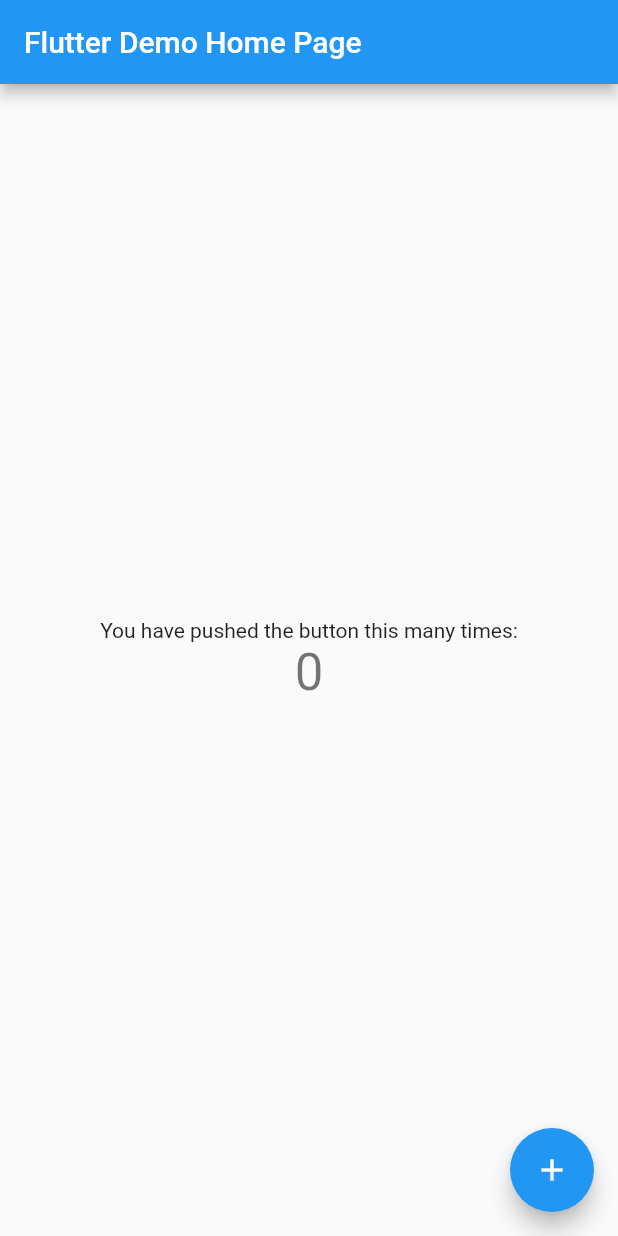
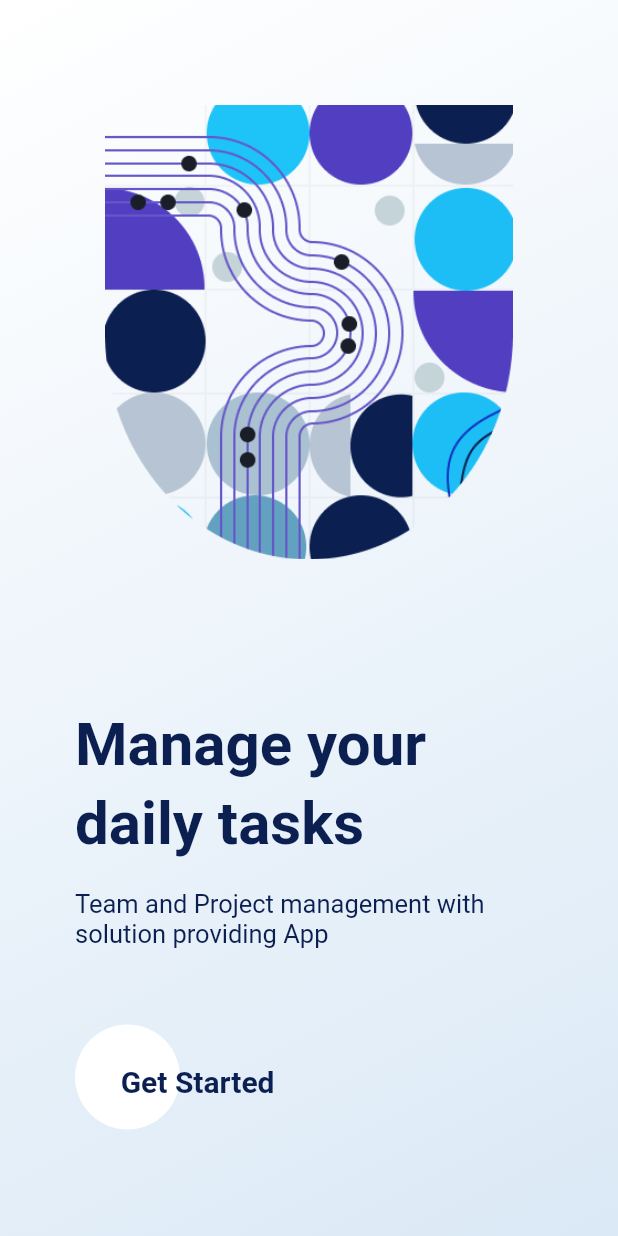
Before and after one commit to MajasCore/third_practice, a Flutter app: the first screen one second after launch, on a phone screen of 412 x 824 dp. Run offline on Flutter 3.47's test engine with Material 2 defaults, Android fonts, the phone set to English and light mode, and no system bars.

Commit message:
created splash screen

```diff
--- a/lib/main.dart
+++ b/lib/main.dart
@@ -1,4 +1,5 @@
 import 'package:flutter/material.dart';
+import 'package:task_manager_app/splash.dart';
 
 void main() {
   runApp(const MyApp());
@@ -12,18 +13,9 @@ class MyApp extends StatelessWidget {
     return MaterialApp(
       title: 'Flutter Demo',
       theme: ThemeData(
-        // This is the theme of your application.
-        //
-        // Try running your application with "flutter run". You'll see the
-        // application has a blue toolbar. Then, without quitting the app, try
-        // changing the primarySwatch below to Colors.green and then invoke
-        // "hot reload" (press "r" in the console where you ran "flutter run",
-        // or simply save your changes to "hot reload" in a Flutter IDE).
-        // Notice that the counter didn't reset back to zero; the application
-        // is not restarted.
         primarySwatch: Colors.blue,
       ),
-      home: const MyHomePage(title: 'Flutter Demo Home Page'),
+      home: Splash(),
     );
   }
 }
@@ -31,14 +23,6 @@ class MyApp extends StatelessWidget {
 class MyHomePage extends StatefulWidget {
   const MyHomePage({Key? key, required this.title}) : super(key: key);
 
-  // This widget is the home page of your application. It is stateful, meaning
-  // that it has a State object (defined below) that contains fields that affect
-  // how it looks.
-
-  // This class is the configuration for the state. It holds the values (in this
-  // case the title) provided by the parent (in this case the App widget) and
-  // used by the build method of the State. Fields in a Widget subclass are
-  // always marked "final".
 
   final String title;
 
@@ -51,47 +35,18 @@ class _MyHomePageState extends State<MyHomePage> {
 
   void _incrementCounter() {
     setState(() {
-      // This call to setState tells the Flutter framework that something has
-      // changed in this State, which causes it to rerun the build method below
-      // so that the display can reflect the updated values. If we changed
-      // _counter without calling setState(), then the build method would not be
-      // called again, and so nothing would appear to happen.
       _counter++;
     });
   }
 
   @override
   Widget build(BuildContext context) {
-    // This method is rerun every time setState is called, for instance as done
-    // by the _incrementCounter method above.
-    //
-    // The Flutter framework has been optimized to make rerunning build methods
-    // fast, so that you can just rebuild anything that needs updating rather
-    // than having to individually change instances of widgets.
     return Scaffold(
       appBar: AppBar(
-        // Here we take the value from the MyHomePage object that was created by
-        // the App.build method, and use it to set our appbar title.
         title: Text(widget.title),
       ),
       body: Center(
-        // Center is a layout widget. It takes a single child and positions it
-        // in the middle of the parent.
         child: Column(
-          // Column is also a layout widget. It takes a list of children and
-          // arranges them vertically. By default, it sizes itself to fit its
-          // children horizontally, and tries to be as tall as its parent.
-          //
-          // Invoke "debug painting" (press "p" in the console, choose the
-          // "Toggle Debug Paint" action from the Flutter Inspector in Android
-          // Studio, or the "Toggle Debug Paint" command in Visual Studio Code)
-          // to see the wireframe for each widget.
-          //
-          // Column has various properties to control how it sizes itself and
-          // how it positions its children. Here we use mainAxisAlignment to
-          // center the children vertically; the main axis here is the vertical
-          // axis because Columns are vertical (the cross axis would be
-          // horizontal).
           mainAxisAlignment: MainAxisAlignment.center,
           children: <Widget>[
             const Text(
@@ -108,7 +63,7 @@ class _MyHomePageState extends State<MyHomePage> {
         onPressed: _incrementCounter,
         tooltip: 'Increment',
         child: const Icon(Icons.add),
-      ), // This trailing comma makes auto-formatting nicer for build methods.
+      ),
     );
   }
 }
--- /dev/null
+++ b/lib/splash.dart
@@ -0,0 +1,119 @@
+import 'package:flutter/material.dart';
+import 'package:task_manager_app/main.dart';
+
+class Splash extends StatefulWidget {
+  const Splash({Key? key}) : super(key: key);
+
+  @override
+  _SplashState createState() => _SplashState();
+}
+
+class _SplashState extends State<Splash> {
+
+  @override
+  void initState() {
+    super.initState();
+    _navigatetohome();
+  }
+
+  _navigatetohome()async {
+    await Future.delayed(Duration(milliseconds: 1500),() {});
+    Navigator.pushReplacement(context, MaterialPageRoute(builder: (context) => MyHomePage(title: 'Tommorow',)));
+  }
+
+  @override
+  Widget build(BuildContext context) {
+    return Container(
+        decoration: BoxDecoration(
+          gradient: LinearGradient(
+            begin: Alignment.topLeft,
+            end: Alignment.bottomRight,
+            colors: [Colors.white, Color(0xffDBE9F6),]
+          ),
+        ),
+
+
+      child: Scaffold(
+      backgroundColor: Colors.transparent,
+      body: SafeArea(
+        child: Padding(
+          padding: EdgeInsets.all(50.0),
+          child: Column(
+            children: <Widget> [
+              Container(
+                padding: EdgeInsets.all(20.0),
+                child: Image.asset('assets/graphics.png'),
+              ),
+              SizedBox(
+                height: 80.0,
+              ),
+              Container(
+                width: double.infinity,
+                child: Column(
+                  crossAxisAlignment: CrossAxisAlignment.start,
+                  children: <Widget> [
+                    Text(
+                      'Manage your',
+                      style: TextStyle(
+                        color: Color(0xff0B1F51),
+                        fontSize: 40.0,
+                        fontWeight: FontWeight.w700,
+                      ),
+                    ),
+                    SizedBox(
+                      height: 6.0,
+                    ),
+                    Text(
+                      'daily tasks',
+                      style: TextStyle(
+                        color: Color(0xff0B1F51),
+                        fontSize: 40.0,
+                        fontWeight: FontWeight.w700,
+                      ),
+                    ),
+                    SizedBox(
+                      height: 20.0,
+                    ),
+                    Text(
+                      'Team and Project management with solution providing App',
+                      textAlign: TextAlign.left,
+                      style: TextStyle(
+                        color: Color(0xff0B1F51),
+                        fontSize: 17.0,
+                        fontWeight: FontWeight.w400,
+                      ),
+                    ),
+                    SizedBox(
+                      height: 50.0,
+                    ),
+                    Stack(
+                      children: <Widget> [
+                        CircleAvatar(
+                          backgroundColor: Colors.white,
+                            radius: 35.0,
+                        ),
+                        Positioned(
+                          right: -63,
+                          bottom: 20,
+                          child: Text(
+                            'Get Started',
+                            style: TextStyle(
+                              color: Color(0xff0B1F51),
+                              fontSize: 20.0,
+                              fontWeight: FontWeight.w700,
+                            ),
+                          ),
+                        ),
+                      ],
+                      overflow: Overflow.visible,
+                    ),
+                  ]
+                ),
+              ),
+            ]
+          ),
+        ),
+      ),
+    ),);
+  }
+}
```
Also changed, not shown: pubspec.yaml (+2 -7 lines), assets/graphics.png (added), assets/graphics.svg (added).
